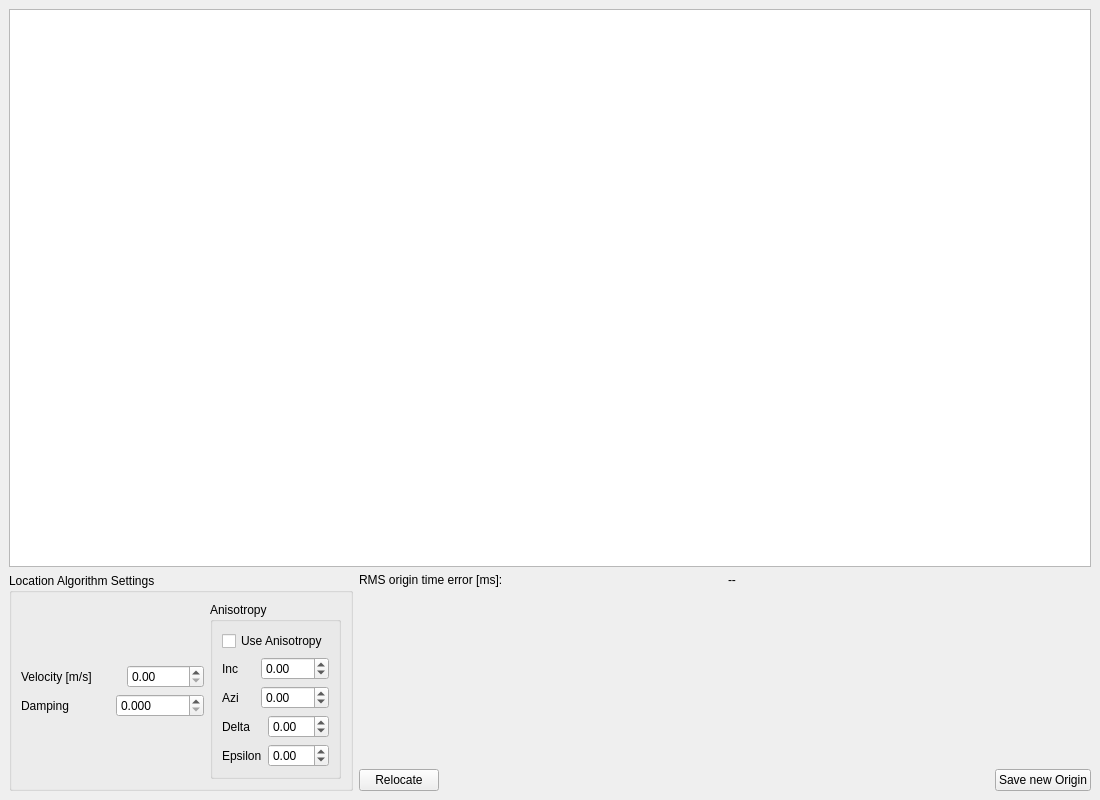
Before: the Qt Designer form dug_seis/graphical_interface/ui_files/relocation_window.ui in swiss-seismological-service/DUGseis, drawn with Qt 5.
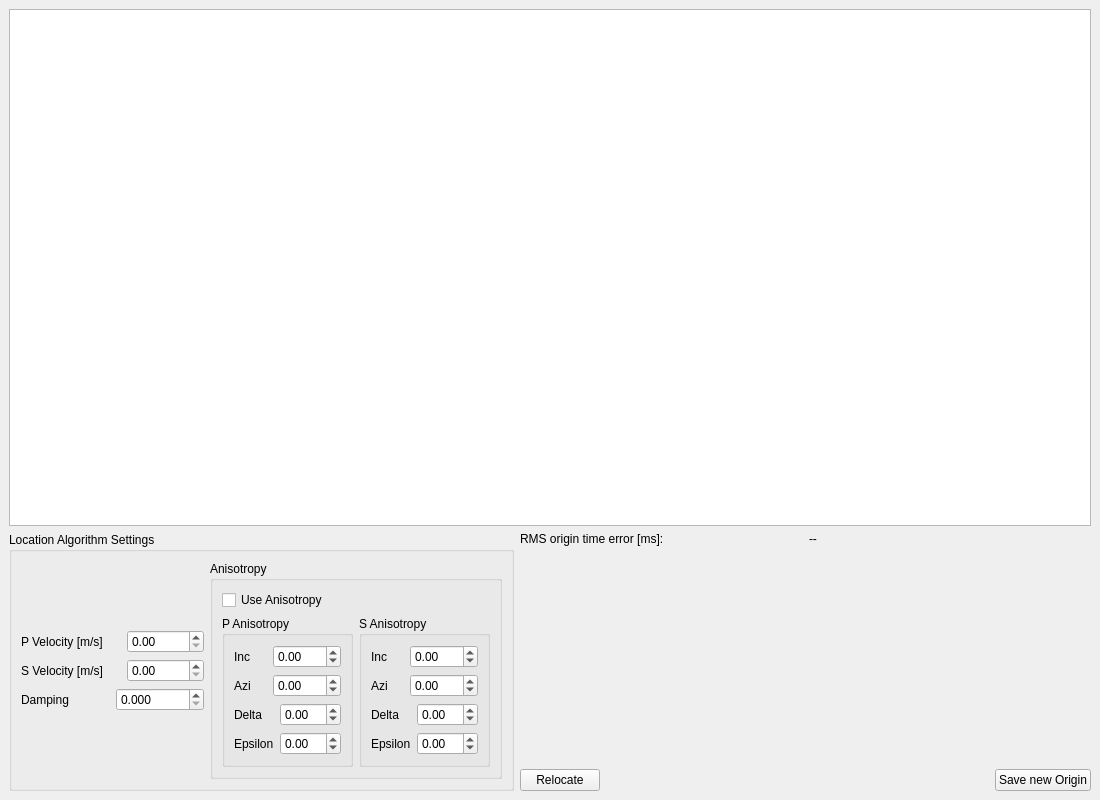
After: the same form once the commit is applied.

Commit message: Enable joint P&S locations in the GUI.

```diff
--- a/dug_seis/graphical_interface/ui_files/relocation_window.ui
+++ b/dug_seis/graphical_interface/ui_files/relocation_window.ui
@@ -38,12 +38,12 @@
      <height>800</height>
     </size>
    </property>
-   <layout class="QVBoxLayout" name="verticalLayout_4" stretch="2,0">
+   <layout class="QVBoxLayout" name="verticalLayout_6" stretch="2,0">
     <item>
      <widget class="QTableWidget" name="pick_table"/>
     </item>
     <item>
-     <layout class="QHBoxLayout" name="horizontalLayout_10">
+     <layout class="QHBoxLayout" name="horizontalLayout_17">
       <item>
        <widget class="QGroupBox" name="groupBox">
         <property name="title">
@@ -76,12 +76,39 @@
                 </size>
                </property>
                <property name="text">
-                <string>Velocity [m/s]</string>
+                <string>P Velocity [m/s]</string>
                </property>
               </widget>
              </item>
              <item>
-              <widget class="QDoubleSpinBox" name="velocity_spin_box">
+              <widget class="QDoubleSpinBox" name="p_velocity_spin_box">
+               <property name="maximum">
+                <double>10000.000000000000000</double>
+               </property>
+               <property name="singleStep">
+                <double>100.000000000000000</double>
+               </property>
+              </widget>
+             </item>
+            </layout>
+           </item>
+           <item>
+            <layout class="QHBoxLayout" name="horizontalLayout_10">
+             <item>
+              <widget class="QLabel" name="label_9">
+               <property name="minimumSize">
+                <size>
+                 <width>100</width>
+                 <height>0</height>
+                </size>
+               </property>
+               <property name="text">
+                <string>S Velocity [m/s]</string>
+               </property>
+              </widget>
+             </item>
+             <item>
+              <widget class="QDoubleSpinBox" name="s_velocity_spin_box">
                <property name="maximum">
                 <double>10000.000000000000000</double>
                </property>
@@ -136,7 +163,7 @@
            <property name="title">
             <string>Anisotropy</string>
            </property>
-           <layout class="QVBoxLayout" name="verticalLayout">
+           <layout class="QVBoxLayout" name="verticalLayout_5">
             <item>
              <widget class="QCheckBox" name="use_anisotropy_check_box">
               <property name="text">
@@ -145,6 +172,14 @@
              </widget>
             </item>
             <item>
+             <layout class="QHBoxLayout" name="horizontalLayout_15">
+              <item>
+               <widget class="QGroupBox" name="groupBox_3">
+                <property name="title">
+                 <string>P Anisotropy</string>
+                </property>
+                <layout class="QVBoxLayout" name="verticalLayout">
+                 <item>
              <layout class="QHBoxLayout" name="horizontalLayout_4">
               <item>
                <widget class="QLabel" name="label_3">
@@ -224,6 +259,104 @@
                 <property name="maximum">
                  <double>10.000000000000000</double>
                 </property>
+                    </widget>
+                   </item>
+                  </layout>
+                 </item>
+                </layout>
+               </widget>
+              </item>
+              <item>
+               <widget class="QGroupBox" name="groupBox_4">
+                <property name="title">
+                 <string>S Anisotropy</string>
+                </property>
+                <layout class="QVBoxLayout" name="verticalLayout_4">
+                 <item>
+                  <layout class="QHBoxLayout" name="horizontalLayout_11">
+                   <item>
+                    <widget class="QLabel" name="label_10">
+                     <property name="text">
+                      <string>Inc</string>
+                     </property>
+                    </widget>
+                   </item>
+                   <item>
+                    <widget class="QDoubleSpinBox" name="s_inc_spin_box">
+                     <property name="minimum">
+                      <double>-180.000000000000000</double>
+                     </property>
+                     <property name="maximum">
+                      <double>180.000000000000000</double>
+                     </property>
+                    </widget>
+                   </item>
+                  </layout>
+                 </item>
+                 <item>
+                  <layout class="QHBoxLayout" name="horizontalLayout_12">
+                   <item>
+                    <widget class="QLabel" name="label_11">
+                     <property name="text">
+                      <string>Azi</string>
+                     </property>
+                    </widget>
+                   </item>
+                   <item>
+                    <widget class="QDoubleSpinBox" name="s_azi_spin_box">
+                     <property name="minimum">
+                      <double>-360.000000000000000</double>
+                     </property>
+                     <property name="maximum">
+                      <double>360.000000000000000</double>
+                     </property>
+                    </widget>
+                   </item>
+                  </layout>
+                 </item>
+                 <item>
+                  <layout class="QHBoxLayout" name="horizontalLayout_13">
+                   <item>
+                    <widget class="QLabel" name="label_12">
+                     <property name="text">
+                      <string>Delta</string>
+                     </property>
+                    </widget>
+                   </item>
+                   <item>
+                    <widget class="QDoubleSpinBox" name="s_delta_spin_box">
+                     <property name="minimum">
+                      <double>-10.000000000000000</double>
+                     </property>
+                     <property name="maximum">
+                      <double>10.000000000000000</double>
+                     </property>
+                    </widget>
+                   </item>
+                  </layout>
+                 </item>
+                 <item>
+                  <layout class="QHBoxLayout" name="horizontalLayout_14">
+                   <item>
+                    <widget class="QLabel" name="label_13">
+                     <property name="text">
+                      <string>Epsilon</string>
+                     </property>
+                    </widget>
+                   </item>
+                   <item>
+                    <widget class="QDoubleSpinBox" name="s_epsilon_spin_box">
+                     <property name="minimum">
+                      <double>-10.000000000000000</double>
+                     </property>
+                     <property name="maximum">
+                      <double>10.000000000000000</double>
+                     </property>
+                    </widget>
+                   </item>
+                  </layout>
+                 </item>
+                </layout>
                </widget>
               </item>
              </layout>
```
Left out of the diff: 10 changed lines with no effect on the pictures. Lines whose indentation alone changed are shown as unchanged. The commit also changes 3 other files.
